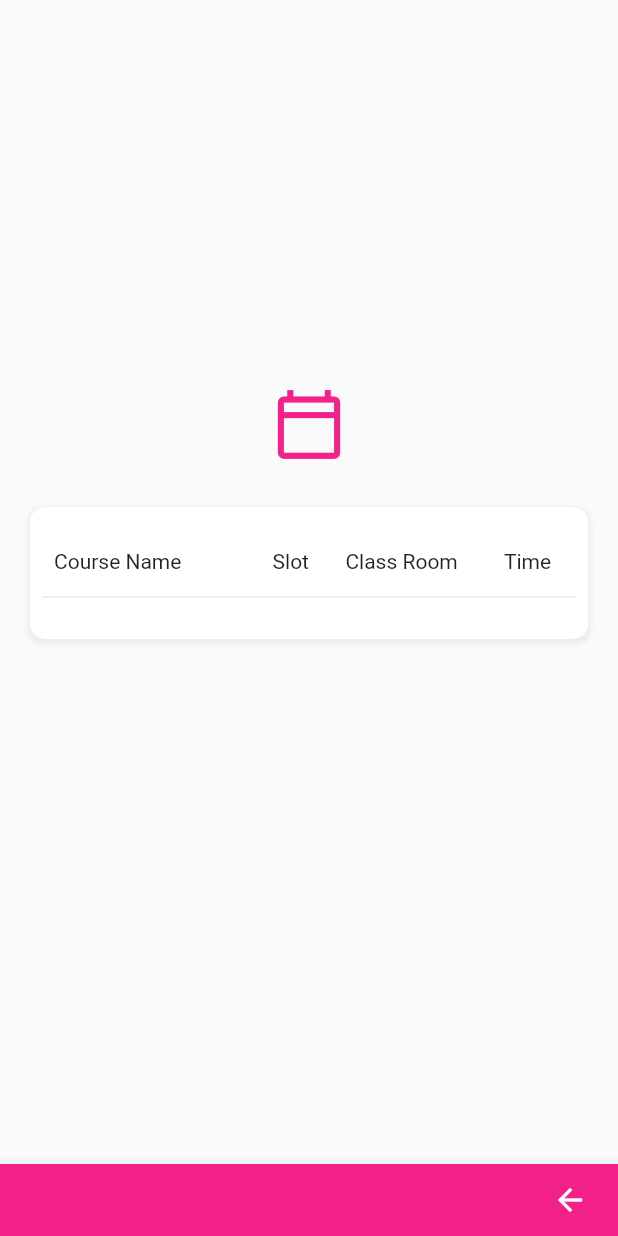
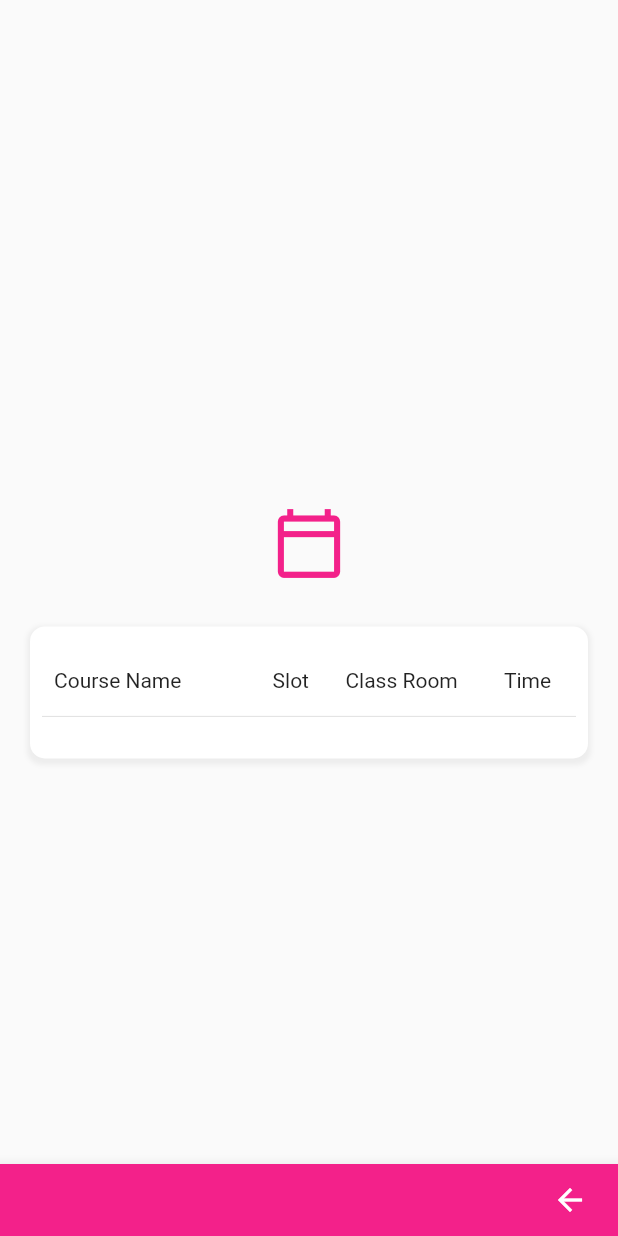
Before and after one commit to Sarath191181208/vtop_app, a Flutter app: the TimeTableDayPage screen opened directly with empty values, on a phone screen of 412 x 824 dp. Run offline on Flutter 3.47's test engine with Material 2 defaults, Android fonts, the light colour scheme and no system bars; our stand-ins replace shared_preferences; accounts and stored records are empty.

Commit message:
Changed spacer from the static value to relative

```diff
--- a/lib/pages/student_details_pages/Components/sized_icon.dart
+++ b/lib/pages/student_details_pages/Components/sized_icon.dart
@@ -1,3 +1,5 @@
+import 'dart:ui';
+
 import 'package:flutter/material.dart';
 
 class SizedIcon extends StatelessWidget {
@@ -19,10 +21,11 @@ class SizedIcon extends StatelessWidget {
         size: size?.toDouble() ?? 50.0,
       )
     ]);
+    double windowHeight = MediaQuery.of(context).size.height;
 
     return Column(
       children: [
-        const SizedBox(height: 250.0),
+        SizedBox(height: (windowHeight * 0.4)),
         _icon,
         const SizedBox(height: 30.0),
       ],
```
Also changed, not shown: 1 other file.
